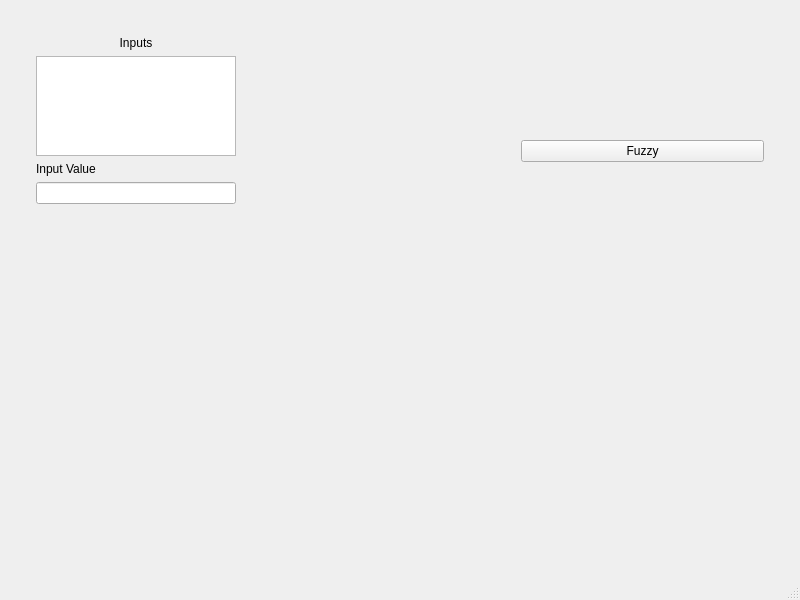
The window that design/result.ui (bbaltuntas/tubitak-fuzzy) describes before a commit, drawn with Qt 5.
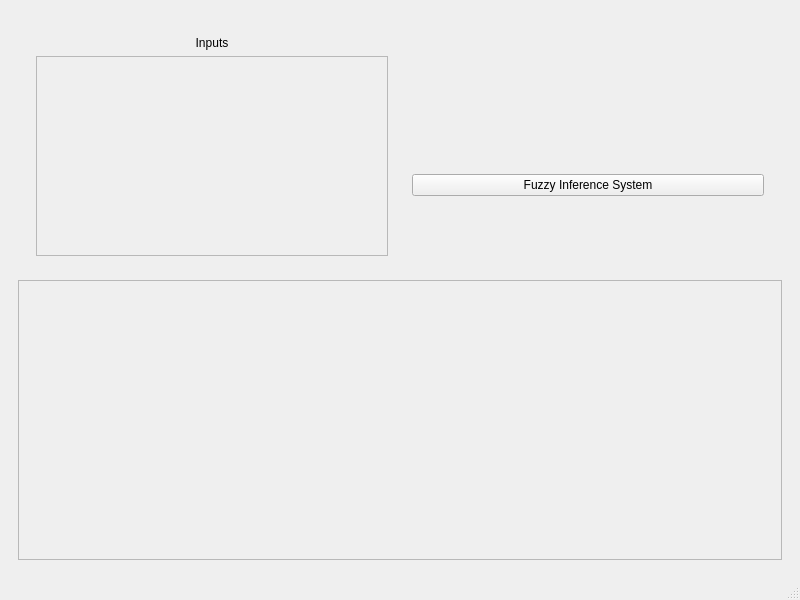
The same window after the commit.

Commit message: Adding Sugeno Fuzzy System into project and adjusting some errors in Mamdani Fuzzy System.

```diff
--- a/design/result.ui
+++ b/design/result.ui
@@ -30,7 +30,7 @@
           <item>
            <widget class="QFrame" name="verticalFrame_3">
             <property name="sizePolicy">
-             <sizepolicy hsizetype="Maximum" vsizetype="Maximum">
+             <sizepolicy hsizetype="MinimumExpanding" vsizetype="Preferred">
               <horstretch>0</horstretch>
               <verstretch>0</verstretch>
              </sizepolicy>
@@ -53,54 +53,47 @@
               </widget>
              </item>
              <item>
-              <widget class="QListWidget" name="input_list_widget">
+              <widget class="QScrollArea" name="inputList">
                <property name="sizePolicy">
-                <sizepolicy hsizetype="Maximum" vsizetype="Maximum">
+                <sizepolicy hsizetype="Expanding" vsizetype="Preferred">
                  <horstretch>0</horstretch>
                  <verstretch>0</verstretch>
                 </sizepolicy>
                </property>
+               <property name="minimumSize">
+                <size>
+                 <width>0</width>
+                 <height>200</height>
+                </size>
+               </property>
                <property name="maximumSize">
                 <size>
-                 <width>200</width>
-                 <height>100</height>
+                 <width>16777215</width>
+                 <height>200</height>
                 </size>
                </property>
-              </widget>
-             </item>
-             <item>
-              <widget class="QLabel" name="label_3">
-               <property name="text">
-                <string>Input Value</string>
+               <property name="verticalScrollBarPolicy">
+                <enum>Qt::ScrollBarAsNeeded</enum>
                </property>
-              </widget>
-             </item>
-             <item>
-              <widget class="QLineEdit" name="var_value">
-               <property name="sizePolicy">
-                <sizepolicy hsizetype="Minimum" vsizetype="Fixed">
-                 <horstretch>0</horstretch>
-                 <verstretch>0</verstretch>
-                </sizepolicy>
+               <property name="widgetResizable">
+                <bool>true</bool>
                </property>
+               <widget class="QWidget" name="scrollAreaWidgetContents">
+                <property name="geometry">
+                 <rect>
+                  <x>0</x>
+                  <y>0</y>
+                  <width>340</width>
+                  <height>198</height>
+                 </rect>
+                </property>
+                <layout class="QVBoxLayout" name="verticalLayout_6"/>
+               </widget>
               </widget>
              </item>
             </layout>
            </widget>
           </item>
-          <item>
-           <spacer name="horizontalSpacer">
-            <property name="orientation">
-             <enum>Qt::Horizontal</enum>
-            </property>
-            <property name="sizeHint" stdset="0">
-             <size>
-              <width>40</width>
-              <height>20</height>
-             </size>
-            </property>
-           </spacer>
-          </item>
           <item>
            <widget class="QFrame" name="verticalFrame">
             <property name="sizePolicy">
@@ -129,7 +122,7 @@
              <item>
               <widget class="QPushButton" name="fuzzy_button">
                <property name="text">
-                <string>Fuzzy</string>
+                <string>Fuzzy Inference System</string>
                </property>
               </widget>
              </item>
@@ -140,14 +133,21 @@
         </widget>
        </item>
        <item>
-        <widget class="QFrame" name="output_fuzzy_graph">
-         <property name="sizePolicy">
-          <sizepolicy hsizetype="Preferred" vsizetype="Preferred">
-           <horstretch>0</horstretch>
-           <verstretch>0</verstretch>
-          </sizepolicy>
+        <widget class="QScrollArea" name="graph_list">
+         <property name="widgetResizable">
+          <bool>true</bool>
          </property>
-         <layout class="QHBoxLayout" name="graph_layout"/>
+         <widget class="QWidget" name="scrollAreaWidgetContents_3">
+          <property name="geometry">
+           <rect>
+            <x>0</x>
+            <y>0</y>
+            <width>754</width>
+            <height>229</height>
+           </rect>
+          </property>
+          <layout class="QVBoxLayout" name="verticalLayout_9"/>
+         </widget>
         </widget>
        </item>
       </layout>
```
Left out of the diff: 2 changed lines with no effect on the pictures. The commit also changes 20 other files.
